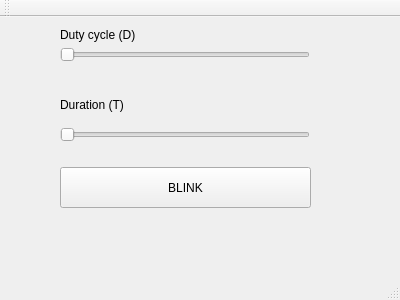
First picture: the form in mainwindow.ui, repository aksenkin/LEDBlinker, before the edit.
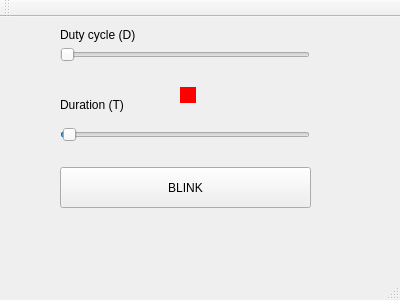
Second picture: the form after the edit.

Patch:
```diff
--- a/mainwindow.ui
+++ b/mainwindow.ui
@@ -23,6 +23,15 @@
       <height>16</height>
      </rect>
     </property>
+    <property name="minimum">
+     <number>1</number>
+    </property>
+    <property name="maximum">
+     <number>1000</number>
+    </property>
+    <property name="value">
+     <number>10</number>
+    </property>
     <property name="orientation">
      <enum>Qt::Horizontal</enum>
     </property>
@@ -51,7 +60,7 @@
      <rect>
       <x>60</x>
       <y>10</y>
-      <width>81</width>
+      <width>91</width>
       <height>16</height>
      </rect>
     </property>
@@ -75,7 +84,7 @@
    <widget class="QLabel" name="dutyCycleValue">
     <property name="geometry">
      <rect>
-      <x>140</x>
+      <x>150</x>
       <y>10</y>
       <width>53</width>
       <height>16</height>
@@ -88,7 +97,7 @@
    <widget class="QLabel" name="durationValue">
     <property name="geometry">
      <rect>
-      <x>140</x>
+      <x>150</x>
       <y>80</y>
       <width>53</width>
       <height>15</height>
@@ -111,6 +120,31 @@
      <string>BLINK</string>
     </property>
    </widget>
+   <widget class="QLabel" name="ledLabel">
+    <property name="geometry">
+     <rect>
+      <x>180</x>
+      <y>70</y>
+      <width>16</width>
+      <height>16</height>
+     </rect>
+    </property>
+    <property name="maximumSize">
+     <size>
+      <width>20</width>
+      <height>20</height>
+     </size>
+    </property>
+    <property name="autoFillBackground">
+     <bool>false</bool>
+    </property>
+    <property name="styleSheet">
+     <string notr="true">QLabel { background-color : red; color : blue; }</string>
+    </property>
+    <property name="text">
+     <string/>
+    </property>
+   </widget>
   </widget>
   <widget class="QMenuBar" name="menuBar">
    <property name="geometry">
```
